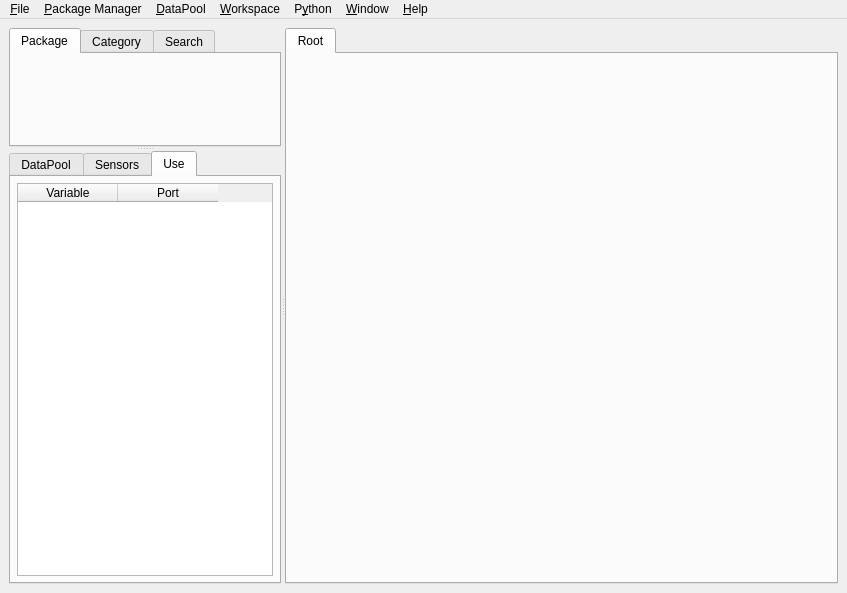
openalea/visualea, file src/visualea/resources/mainwindow.ui: the form before one commit.
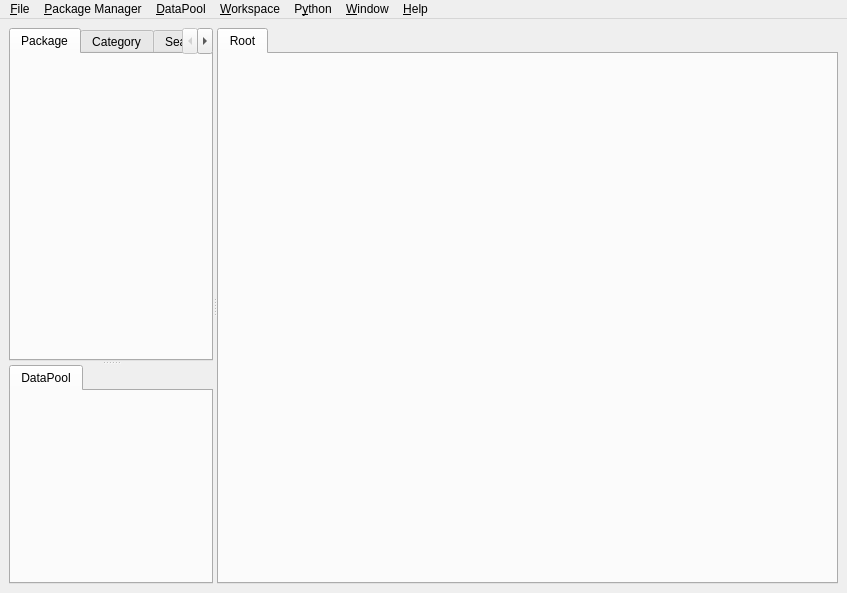
The form after the commit. The open tabs and pages were chosen to show the change. Icons and pictures are not drawn.

Commit message: remove use and sensor tabs

Patch:
```diff
--- a/src/visualea/resources/mainwindow.ui
+++ b/src/visualea/resources/mainwindow.ui
@@ -138,50 +138,6 @@
           </property>
          </layout>
         </widget>
-        <widget class="QWidget" name="sensortab" >
-         <attribute name="title" >
-          <string>Sensors</string>
-         </attribute>
-         <attribute name="icon" >
-          <iconset resource="images.qrc" >:/icons/info.png</iconset>
-         </attribute>
-        </widget>
-        <widget class="QWidget" name="UseTabWidget" >
-         <attribute name="title" >
-          <string>Use</string>
-         </attribute>
-         <layout class="QVBoxLayout" >
-          <property name="spacing" >
-           <number>6</number>
-          </property>
-          <property name="leftMargin" >
-           <number>6</number>
-          </property>
-          <property name="topMargin" >
-           <number>6</number>
-          </property>
-          <property name="rightMargin" >
-           <number>6</number>
-          </property>
-          <property name="bottomMargin" >
-           <number>6</number>
-          </property>
-          <item>
-           <widget class="QTableWidget" name="useTable" >
-            <column>
-             <property name="text" >
-              <string>Variable</string>
-             </property>
-            </column>
-            <column>
-             <property name="text" >
-              <string>Port</string>
-             </property>
-            </column>
-           </widget>
-          </item>
-         </layout>
-        </widget>
        </widget>
       </widget>
       <widget class="QSplitter" name="splitter" >
```
The commit also changes 2 other files.
